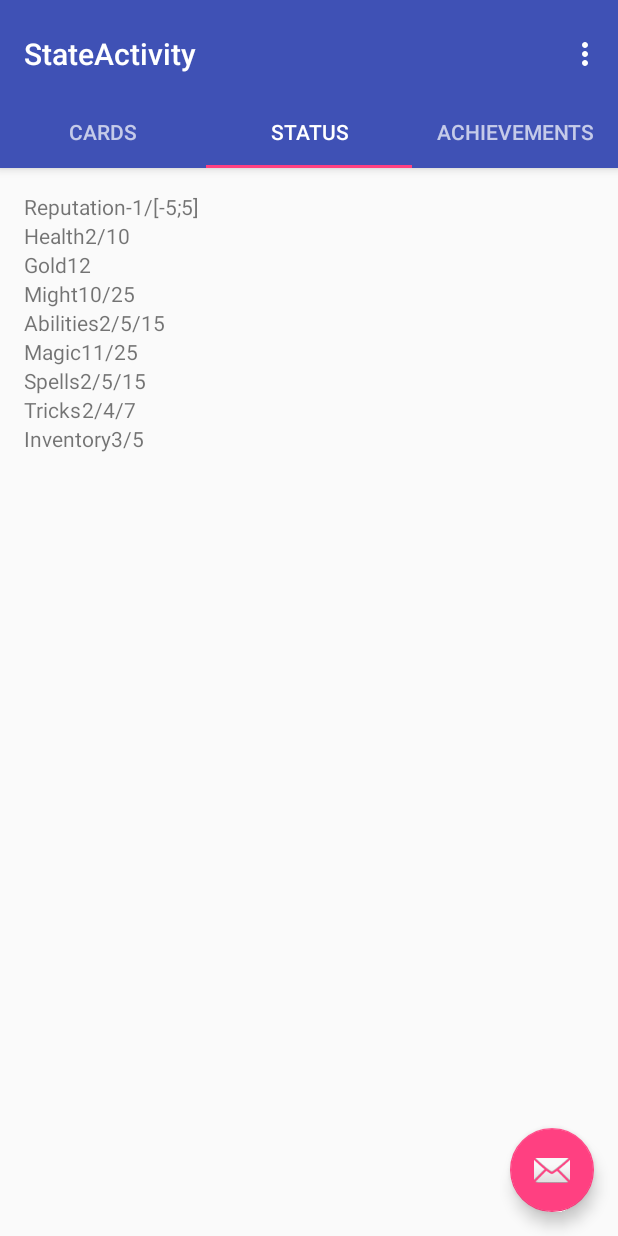
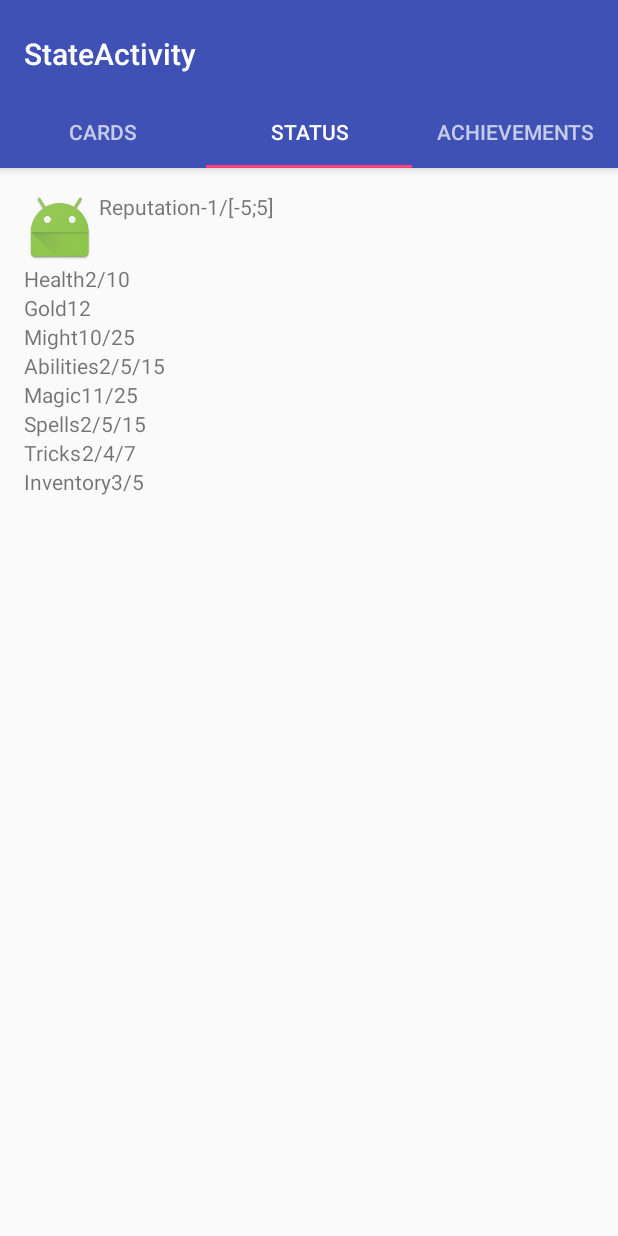
Before and after one commit to OleksandrSienin/WonderlandApp, an Android app: the StateActivity screen opened directly, with no data from a screen before it, tab 2 chosen, on a phone screen of 412 x 824 dp. Run offline under Robolectric (Android 15) with nearby library versions, the phone set to English and light mode, and no system bars.

Commit message:
fab magic

```diff
--- /dev/null
+++ b/app/src/main/java/com/example/user/wonderlandapp/CardsStateFragment.java
@@ -0,0 +1,91 @@
+package com.example.user.wonderlandapp;
+
+import android.os.Bundle;
+import android.support.v4.app.Fragment;
+import android.view.LayoutInflater;
+import android.view.View;
+import android.view.ViewGroup;
+import android.widget.ExpandableListView;
+
+import java.util.ArrayList;
+import java.util.HashMap;
+import java.util.List;
+
+/**
+ * Created by User on 06.05.2017.
+ */
+public class CardsStateFragment extends Fragment {
+	ExpandableListAdapter listAdapter;
+	ExpandableListView expListView;
+	List<String> listDataHeader;
+	List<CardClass> cardsCollection;
+	HashMap<String, List<CardClass>> listDataChild;
+
+ 	@Override
+	public View onCreateView(LayoutInflater inflater, ViewGroup container,
+	                         Bundle savedInstanceState){
+	    View view =  inflater.inflate(R.layout.fragment_cards_state, container, false);
+	    // get the listview
+		expListView = (ExpandableListView) view.findViewById(R.id.cards_list);
+		// preparing list data
+		prepareListData();
+	    listAdapter = new ExpandableListAdapter(view.getContext(), listDataHeader, listDataChild);
+
+	    // setting list adapter
+	    expListView.setAdapter(listAdapter);
+		return view;
+	}
+private void prepareListData() {
+
+	listDataHeader = new ArrayList<String>();
+	listDataChild = new HashMap<String, List<CardClass>>();
+
+	// Adding child data
+	listDataHeader.add("Character");
+	listDataHeader.add("Inventory");
+	listDataHeader.add("Abilities");
+	listDataHeader.add("Spells");
+	listDataHeader.add("Tricks");
+	listDataHeader.add("Friends");
+
+
+	// Adding child data
+	List<CardClass> character = new ArrayList<CardClass>();
+	character.add(CardsStorage.cards[0]);
+
+	List<CardClass> inventory = new ArrayList<CardClass>();
+	List<CardClass> abilities = new ArrayList<CardClass>();
+	List<CardClass> spells = new ArrayList<CardClass>();
+	List<CardClass> tricks = new ArrayList<CardClass>();
+	List<CardClass> friends = new ArrayList<CardClass>();
+/*        top250.add("The Shawshank Redemption");
+        top250.add("The Godfather");
+        top250.add("The Godfather: Part II");
+        top250.add("Pulp Fiction");
+        top250.add("The Good, the Bad and the Ugly");
+        top250.add("The Dark Knight");
+        top250.add("12 Angry Men");
+
+        List<String> nowShowing = new ArrayList<String>();
+        nowShowing.add("The Conjuring");
+        nowShowing.add("Despicable Me 2");
+        nowShowing.add("Turbo");
+        nowShowing.add("Grown Ups 2");
+        nowShowing.add("Red 2");
+        nowShowing.add("The Wolverine");
+
+        List<String> comingSoon = new ArrayList<String>();
+        comingSoon.add("2 Guns");
+        comingSoon.add("The Smurfs 2");
+        comingSoon.add("The Spectacular Now");
+        comingSoon.add("The Canyons");
+        comingSoon.add("Europa Report");*/
+
+	listDataChild.put(listDataHeader.get(0), character); // Header, Child data
+	listDataChild.put(listDataHeader.get(1), inventory);
+	listDataChild.put(listDataHeader.get(2), abilities);
+	listDataChild.put(listDataHeader.get(3), spells);
+	listDataChild.put(listDataHeader.get(4), tricks);
+	listDataChild.put(listDataHeader.get(5), friends);
+}
+}
--- a/app/src/main/java/com/example/user/wonderlandapp/CardsStorage.java
+++ b/app/src/main/java/com/example/user/wonderlandapp/CardsStorage.java
@@ -8,7 +8,7 @@ public class CardsStorage {
 /*    static CharacterClass[] characters={new CharacterClass(1),
                                         new CharacterClass(2)
     };*/
-    static CardClass[]cards={new CardClass(1,"Відьма", CardClass.CardType.CHARACTER,
+    static CardClass[]cards={new CardClass(1, "witch_character","Відьма",CardClass.CardCategory.CHARACTER,
             CardClass.CardInfluenceType.REPUTATION.toString()+" -1.\n"+
                     CardClass.CardInfluenceType.HEALTH.toString()+" 5\n" +
                     CardClass.CardInfluenceType.GOLD.toString()+" 1\n" +
@@ -20,7 +20,7 @@ public class CardsStorage {
                     CardClass.CardInfluenceType.SPELLCONSTANT.toString()+" +1\n" +
                     CardClass.CardInfluenceType.INITIALFIELD.toString()+" Темний ліс\n",
             "Молода та амбітна відьма вирішила покинути лісову гущавину, де жила зі своєю бабусею-наставницею, у пошуках визнання, слави, кохання та ще хто їх відьом знає чого. Комусь напаскудити вона ще не встигла, але у наш час на відьом і так косо дивляться. Та й на жабу нікого поки що не перетворила. Поки що… \n"),
-        new CardClass(2,"Харциз",CardClass.CardType.CHARACTER,
+        new CardClass(2, "thief_character","Харциз",CardClass.CardCategory.CHARACTER,
             CardClass.CardInfluenceType.REPUTATION.toString()+" -2\n"+
                 CardClass.CardInfluenceType.HEALTH.toString()+" 5\n" +
                 CardClass.CardInfluenceType.GOLD.toString()+" 1\n" +
--- /dev/null
+++ b/app/src/main/java/com/example/user/wonderlandapp/ExpandableListAdapter.java
@@ -0,0 +1,122 @@
+package com.example.user.wonderlandapp;
+
+import android.content.Context;
+import android.content.res.Resources;
+import android.graphics.Typeface;
+import android.view.LayoutInflater;
+import android.view.View;
+import android.view.ViewGroup;
+import android.widget.BaseExpandableListAdapter;
+import android.widget.ImageView;
+import android.widget.TextView;
+
+import java.util.HashMap;
+import java.util.List;
+
+/**
+ * Created by User on 06.05.2017.
+ */
+
+public class ExpandableListAdapter extends BaseExpandableListAdapter {
+	private Context _context;
+	private List<String> _listDataHeader; // header titles
+	// child data in format of header title, child title
+	private HashMap<String, List<CardClass>> _listDataChild;
+
+	public ExpandableListAdapter(Context context, List<String> listDataHeader,
+	                             HashMap<String, List<CardClass>> listChildData) {
+		this._context = context;
+		this._listDataHeader = listDataHeader;
+		this._listDataChild = listChildData;
+	}
+
+	@Override
+	public Object getChild(int groupPosition, int childPosition) {
+		return this._listDataChild.get(this._listDataHeader.get(groupPosition))
+				.get(childPosition);
+	}
+
+	@Override
+	public long getChildId(int groupPosition, int childPosition) {
+		return childPosition;
+	}
+
+	@Override
+	public View getChildView(int groupPosition, final int childPosition,
+	                         boolean isLastChild, View cardView, ViewGroup parent) {
+
+		final CardClass childData = (CardClass) getChild(groupPosition, childPosition);
+
+		if (cardView == null) {
+			LayoutInflater infalInflater = (LayoutInflater) this._context
+					.getSystemService(Context.LAYOUT_INFLATER_SERVICE);
+			cardView = infalInflater.inflate(R.layout.card_form, null);
+		}
+
+		TextView identChild=(TextView)cardView.findViewById(R.id.card_identifier);
+		identChild.setText(childData.getId()+"\t"+childData.getCategory());
+
+		ImageView imgChild = (ImageView) cardView.findViewById(R.id.card_image);
+		imgChild.setImageResource(_context.getResources().getIdentifier("com.example.user.wonderlandapp:drawable/" +childData.getImage() , null, null) );
+
+		TextView nameChild=(TextView)cardView.findViewById(R.id.card_name);
+		nameChild.setText(childData.getName());
+
+		TextView bonusChild=(TextView)cardView.findViewById(R.id.card_bonuses);
+		bonusChild.setText(childData.getBonuses());
+
+		TextView descrChild=(TextView)cardView.findViewById(R.id.card_description);
+		descrChild.setText(childData.getDescription());
+
+		return cardView;
+	}
+
+	@Override
+	public int getChildrenCount(int groupPosition) {
+		return this._listDataChild.get(this._listDataHeader.get(groupPosition))
+				.size();
+	}
+
+	@Override
+	public Object getGroup(int groupPosition) {
+		return this._listDataHeader.get(groupPosition);
+	}
+
+	@Override
+	public int getGroupCount() {
+		return this._listDataHeader.size();
+	}
+
+	@Override
+	public long getGroupId(int groupPosition) {
+		return groupPosition;
+	}
+
+	@Override
+	public View getGroupView(int groupPosition, boolean isExpanded,
+	                         View cardGroupView, ViewGroup parent) {
+		String headerTitle = (String) getGroup(groupPosition);
+		if (cardGroupView == null) {
+			LayoutInflater infalInflater = (LayoutInflater) this._context
+					.getSystemService(Context.LAYOUT_INFLATER_SERVICE);
+			cardGroupView = infalInflater.inflate(R.layout.list_group_form, null);
+		}
+
+		TextView lblListHeader = (TextView) cardGroupView
+				.findViewById(R.id.list_group_name);
+		lblListHeader.setTypeface(null, Typeface.BOLD);
+		lblListHeader.setText(headerTitle);
+
+		return cardGroupView;
+	}
+
+	@Override
+	public boolean hasStableIds() {
+		return false;
+	}
+
+	@Override
+	public boolean isChildSelectable(int groupPosition, int childPosition) {
+		return true;
+	}
+}
--- a/app/src/main/java/com/example/user/wonderlandapp/StateActivity.java
+++ b/app/src/main/java/com/example/user/wonderlandapp/StateActivity.java
@@ -1,8 +1,6 @@
 package com.example.user.wonderlandapp;
 
 import android.support.design.widget.TabLayout;
-import android.support.design.widget.FloatingActionButton;
-import android.support.design.widget.Snackbar;
 import android.support.v7.app.AppCompatActivity;
 import android.support.v7.widget.Toolbar;
 
@@ -16,8 +14,11 @@ import android.view.Menu;
 import android.view.MenuItem;
 import android.view.View;
 import android.view.ViewGroup;
+import android.widget.ExpandableListView;
 
-import android.widget.TextView;
+import java.util.ArrayList;
+import java.util.HashMap;
+import java.util.List;
 
 public class StateActivity extends AppCompatActivity {
 
@@ -54,38 +55,6 @@ public class StateActivity extends AppCompatActivity {
         TabLayout tabLayout = (TabLayout) findViewById(R.id.tabs);
         tabLayout.setupWithViewPager(mViewPager);
 
-        FloatingActionButton fab = (FloatingActionButton) findViewById(R.id.fab);
-        fab.setOnClickListener(new View.OnClickListener() {
-            @Override
-            public void onClick(View view) {
-                Snackbar.make(view, "Replace with your own action", Snackbar.LENGTH_LONG)
-                        .setAction("Action", null).show();
-            }
-        });
-
-    }
-
-
-    @Override
-    public boolean onCreateOptionsMenu(Menu menu) {
-        // Inflate the menu; this adds items to the action bar if it is present.
-        getMenuInflater().inflate(R.menu.menu_state, menu);
-        return true;
-    }
-
-    @Override
-    public boolean onOptionsItemSelected(MenuItem item) {
-        // Handle action bar item clicks here. The action bar will
-        // automatically handle clicks on the Home/Up button, so long
-        // as you specify a parent activity in AndroidManifest.xml.
-        int id = item.getItemId();
-
-        //noinspection SimplifiableIfStatement
-        if (id == R.id.action_settings) {
-            return true;
-        }
-
-        return super.onOptionsItemSelected(item);
     }
 
     /**
@@ -119,7 +88,8 @@ public class StateActivity extends AppCompatActivity {
             View rootView= inflater.inflate(R.layout.fragment_test_state, container, false);
             switch (getArguments().getInt(ARG_SECTION_NUMBER)){
                 case 1:
-                    rootView=inflater.inflate(R.layout.fragment_cards_state, container, false);
+                    rootView=(new CardsStateFragment()).onCreateView(inflater, container,
+		                    savedInstanceState);
                     break;
                 case 2:
                     rootView=inflater.inflate(R.layout.fragment_status_state, container, false);
@@ -145,7 +115,8 @@ public class StateActivity extends AppCompatActivity {
         public Fragment getItem(int position) {
             // getItem is called to instantiate the fragment for the given page.
             // Return a PlaceholderFragment (defined as a static inner class below).
-            return PlaceholderFragment.newInstance(position + 1);
+//
+             return PlaceholderFragment.newInstance(position + 1);
         }
 
         @Override
--- a/app/src/main/res/layout/activity_state.xml
+++ b/app/src/main/res/layout/activity_state.xml
@@ -38,12 +38,4 @@
         android:layout_height="match_parent"
         app:layout_behavior="@string/appbar_scrolling_view_behavior" />
 
-    <android.support.design.widget.FloatingActionButton
-        android:id="@+id/fab"
-        android:layout_width="wrap_content"
-        android:layout_height="wrap_content"
-        android:layout_gravity="end|bottom"
-        android:layout_margin="@dimen/fab_margin"
-        app:srcCompat="@android:drawable/ic_dialog_email" />
-
 </android.support.design.widget.CoordinatorLayout>
--- a/app/src/main/res/layout/fragment_status_state.xml
+++ b/app/src/main/res/layout/fragment_status_state.xml
@@ -17,7 +17,16 @@
         <TextView
             android:layout_width="wrap_content"
             android:layout_height="wrap_content"
-            android:text="Reputation"/>
+            android:layout_gravity="center"
+            android:drawableLeft="@mipmap/ic_launcher"
+            android:drawablePadding="2dp"
+            android:text="@string/reputation"/>
+
+<!--        <TextView
+            android:layout_width="wrap_content"
+            android:layout_height="wrap_content"
+            android:text="Reputation"
+            />-->
 
         <TextView
             android:layout_width="wrap_content"
--- a/app/src/main/res/layout/fragment_test_state.xml
+++ b/app/src/main/res/layout/fragment_test_state.xml
@@ -1,7 +1,8 @@
-<RelativeLayout xmlns:android="http://schemas.android.com/apk/res/android"
+<LinearLayout xmlns:android="http://schemas.android.com/apk/res/android"
               xmlns:tools="http://schemas.android.com/tools"
               android:layout_width="match_parent"
               android:layout_height="match_parent"
+              android:orientation="vertical"
               android:paddingBottom="@dimen/activity_vertical_margin"
               android:paddingLeft="@dimen/activity_horizontal_margin"
               android:paddingRight="@dimen/activity_horizontal_margin"
@@ -14,4 +15,4 @@
         android:layout_height="wrap_content"
         android:text="Should never appear"/>
 
-</RelativeLayout>
+</LinearLayout>
--- a/app/src/main/res/values/strings.xml
+++ b/app/src/main/res/values/strings.xml
@@ -3,4 +3,5 @@
     <string name="title_activity_state">StateActivity</string>
     <string name="action_settings">Settings</string>
     <string name="section_format">Hello World from section: %1$d</string>
+    <string name="reputation">Reputation</string>
 </resources>
```
Also changed, not shown: app/src/main/java/com/example/user/wonderlandapp/AchievementsStateFragment.java (added, +9 -0 lines), app/src/main/java/com/example/user/wonderlandapp/CardClass.java (+16 -23 lines), app/src/main/java/com/example/user/wonderlandapp/StatusStateFragment.java (added, +9 -0 lines), app/src/main/res/layout/card_add_dialg.xml (added, +32 -0 lines), app/src/main/res/layout/card_form.xml (added, +38 -0 lines), app/src/main/res/layout/fragment_cards_state.xml (+20 -6 lines), app/src/main/res/layout/list_group_form.xml (added, +13 -0 lines), app/src/main/res/drawable/thief_character.png (added), 1 other file. Lines whose indentation alone changed are shown as unchanged.
